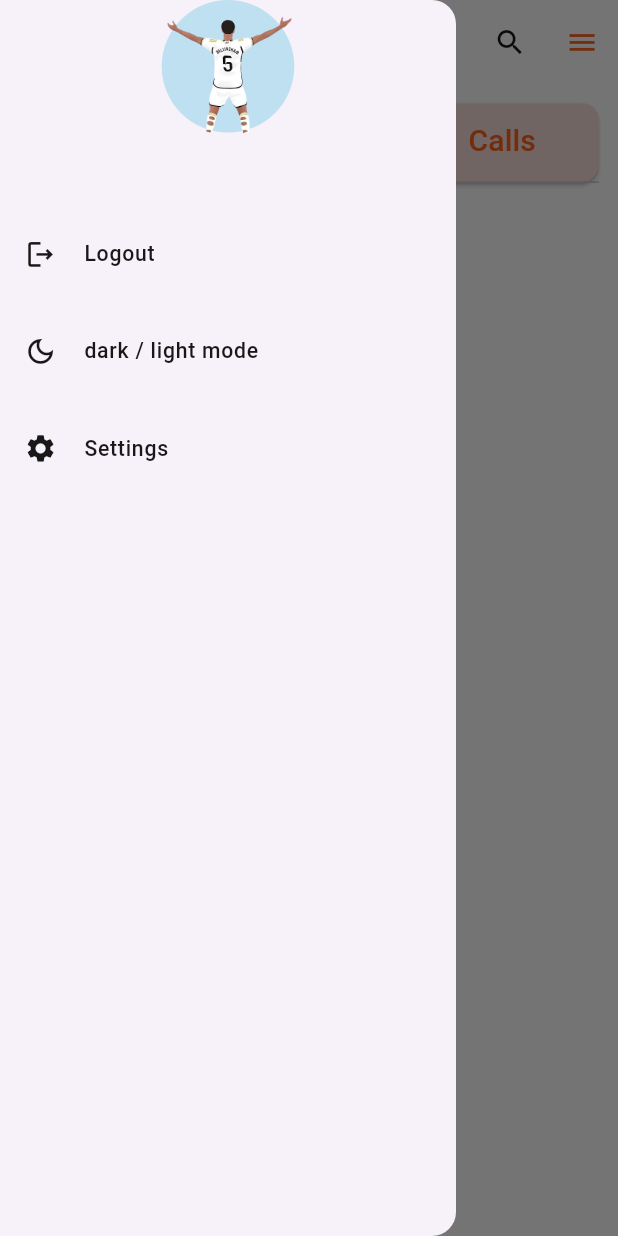
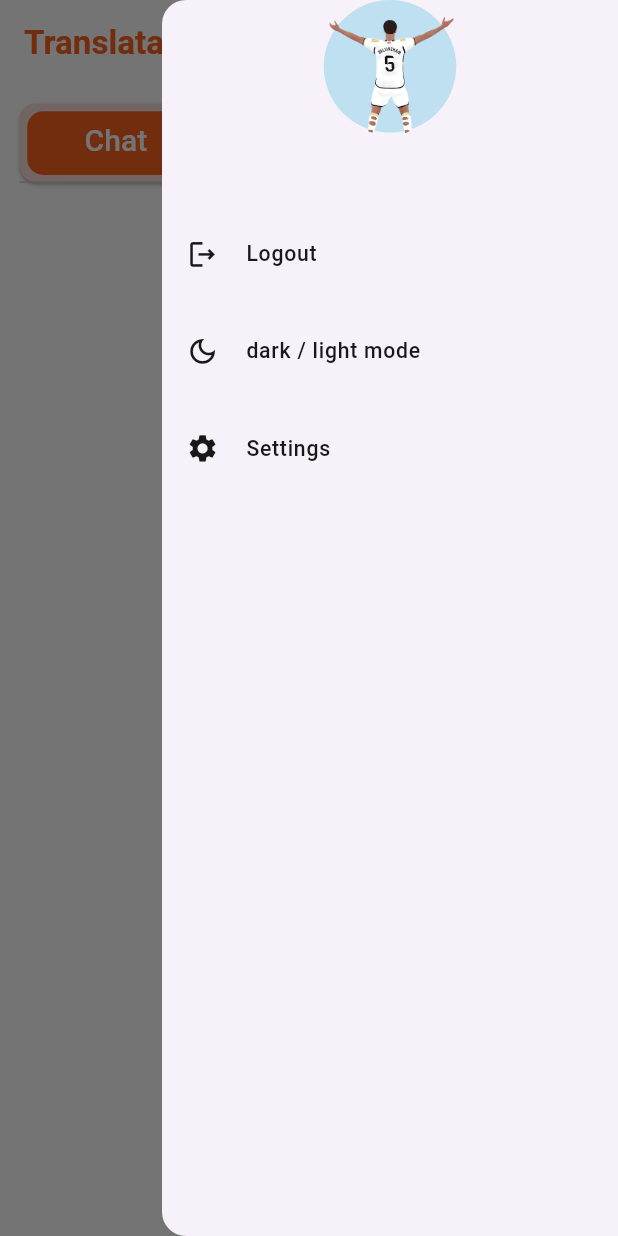
Before and after one commit to ChihabLahmari/Chat_Translator_App, a Flutter app: the MainView screen opened directly, with the side drawer open, on a phone screen of 412 x 824 dp. Run offline on Flutter 3.47's test engine with Material 3 defaults, Android fonts, the phone set to English and light mode, and no system bars; our stand-ins replace cherry_toast, cloud_firestore, dartz, firebase_auth, firebase_core, flutter_bloc and 6 more; accounts and stored records are empty.

Commit message:
[UPD] drawer

```diff
--- a/lib/main.dart
+++ b/lib/main.dart
@@ -43,6 +43,7 @@ class MainApp extends StatelessWidget {
           return MaterialApp(
             debugShowCheckedModeBanner: false,
             theme: getApplicationTheme(),
+            // darkTheme: getApplicationDarkTheme(),
             home: isUserLoggedIn
                 ? const MainView()
                 : appPrefernces.isUserWatchOnBoarding()
--- a/lib/presentation/components/color_manager.dart
+++ b/lib/presentation/components/color_manager.dart
@@ -29,5 +29,6 @@ class ColorManager {
   static Color greenLight = const Color(0xffB6E6BF);
   static Color rose = const Color(0xffF1C3CE);
   static Color yellow = const Color(0xffF1DFAB);
+  static Color darkLight = const Color(0xff3d3d3d);
   static Color dark = const Color.fromARGB(255, 24, 24, 24);
 }
--- a/lib/presentation/components/theme_manager.dart
+++ b/lib/presentation/components/theme_manager.dart
@@ -10,6 +10,7 @@ ThemeData getApplicationTheme() {
   return ThemeData(
     useMaterial3: true,
     primaryColor: ColorManager.whiteGrey,
+    scaffoldBackgroundColor: ColorManager.white,
 
     // ICON :
     iconTheme: IconThemeData(
--- a/lib/presentation/screens/main/view/main_view.dart
+++ b/lib/presentation/screens/main/view/main_view.dart
@@ -35,8 +35,9 @@ class _MainViewState extends State<MainView> with TickerProviderStateMixin {
         var cubit = MainCubit.get(context);
         return Scaffold(
           backgroundColor: ColorManager.white,
-          drawer: CustomDrawer(cubit: cubit),
+          endDrawer: CustomDrawer(cubit: cubit),
           appBar: AppBar(
+            iconTheme: IconThemeData(color: ColorManager.dark),
             centerTitle: false,
             title: Text(AppStrings.appName),
             actions: [
@@ -45,7 +46,7 @@ class _MainViewState extends State<MainView> with TickerProviderStateMixin {
                 icon: const Icon(Icons.search_outlined),
                 color: ColorManager.dark,
               ),
-              const DrawerButton(),
+              const EndDrawerButton(),
 
               // IconButton(
               //   onPressed: () {
@@ -116,7 +117,7 @@ class CustomDrawer extends StatelessWidget {
               showDialog(
                 context: context,
                 builder: (context) {
-                  return removeTasksDialog(context, cubit);
+                  return logoutDialog(context, cubit);
                 },
               );
             },
@@ -413,7 +414,7 @@ class UserListtile extends StatelessWidget {
   }
 }
 
-Widget removeTasksDialog(BuildContext context, MainCubit cubit) {
+Widget logoutDialog(BuildContext context, MainCubit cubit) {
   return AlertDialog(
     backgroundColor: ColorManager.white,
     shadowColor: ColorManager.orange.withOpacity(0.5),
```
